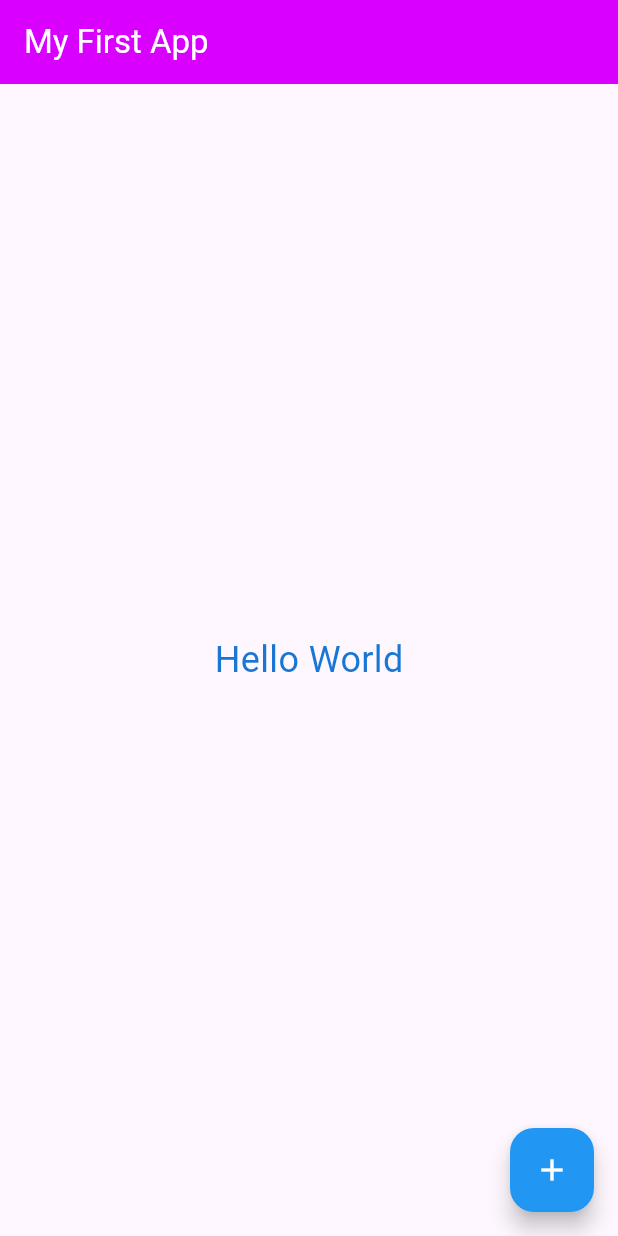
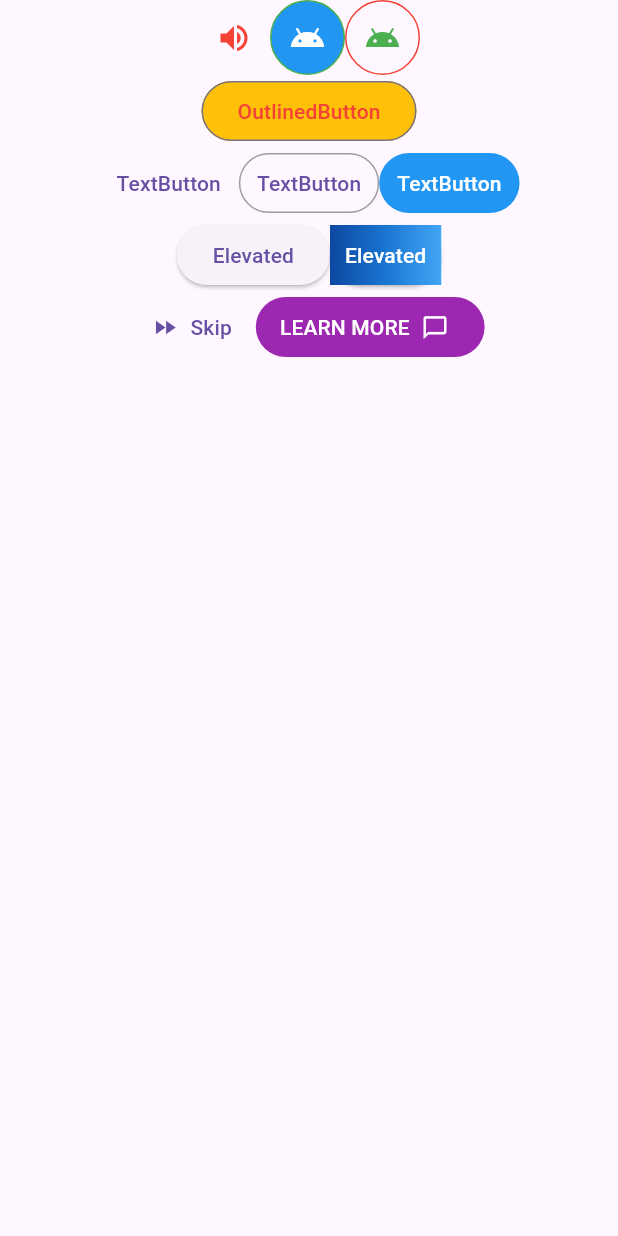
Before and after one commit to 6631501147/flutter_application, a Flutter app: the screen it shows after launch, on a phone screen of 412 x 824 dp. Run offline on Flutter 3.47's test engine with Material 3 defaults, Android fonts, the phone set to English and light mode, and no system bars.

Commit message:
buttonexample

```diff
--- a/lib/main.dart
+++ b/lib/main.dart
@@ -1,20 +1,8 @@
 import 'package:flutter/material.dart';
-
+import 'week06/button_demo.dart';
 void main(){
   runApp(MaterialApp(
-  home: Scaffold(
-    appBar: AppBar(title: Text('My First App',style:TextStyle(color: Colors.white),),
-    backgroundColor:Color.fromARGB(255, 217, 0, 255),
-    ),
-    body: Center(
-      child: Text('Hello World',
-    style: TextStyle(fontSize: 24, color: Colors.blue[700]),
-    ),
-    ),
-    floatingActionButton: FloatingActionButton(onPressed: null,
-    backgroundColor: Colors.blue,
-    child: Icon(Icons.add,color: Colors.white),
-    ),
+  home: ButtonDemo(),
   ),
-  ));
+  );
 }
--- /dev/null
+++ b/lib/week06/button_demo.dart
@@ -0,0 +1,146 @@
+import 'package:flutter/material.dart';
+
+class ButtonDemo extends StatelessWidget {
+  const ButtonDemo({super.key});
+
+  @override
+  Widget build(BuildContext context) {
+    return Scaffold(
+      body: SafeArea(
+        child: Column(
+          children: [
+            // 🔹 First OverflowBar - Icon Buttons
+            OverflowBar(
+              alignment: MainAxisAlignment.center,
+              children: [
+                IconButton(
+                  onPressed: () {
+                    debugPrint('icon button');
+                  },
+                  icon: const Icon(Icons.volume_up, color: Colors.red),
+                ),
+                Ink(
+                  decoration: const ShapeDecoration(
+                    shape: CircleBorder(
+                      side: BorderSide(color: Colors.green),
+                    ),
+                    color: Colors.blue,
+                  ),
+                  child: IconButton(
+                    onPressed: () {},
+                    icon: const Icon(Icons.android, color: Colors.white),
+                  ),
+                ),
+                Ink(
+                  decoration: const ShapeDecoration(
+                    shape: CircleBorder(
+                      side: BorderSide(color: Colors.red),
+                    ),
+                  ),
+                  child: IconButton(
+                    onPressed: () {},
+                    icon: const Icon(Icons.android, color: Colors.green),
+                  ),
+                ),
+              ],
+            ),
+
+            // 🔹 Second OverflowBar - Outlined Button
+            OverflowBar(
+              children: [
+                OutlinedButton(
+                  onPressed: () {},
+                  style: OutlinedButton.styleFrom(
+                    foregroundColor: Colors.red,
+                    backgroundColor: Colors.amber,
+                    shape: const RoundedRectangleBorder(
+                      borderRadius: BorderRadius.all(Radius.circular(80)),
+                    ),
+                  ),
+                  child: const Text('OutlinedButton'),
+                ),
+              ],
+            ),
+
+            // 🔹 Third OverflowBar - Text Buttons
+            OverflowBar(
+              children: [
+                TextButton(
+                  onPressed: () {},
+                  child: const Text('TextButton'),
+                ),
+                TextButton(
+                  onPressed: () {},
+                  style: TextButton.styleFrom(
+                    side: const BorderSide(color: Colors.grey, width: 1),
+                  ),
+                  child: const Text('TextButton'),
+                ),
+                TextButton(
+                  onPressed: () {},
+                  style: TextButton.styleFrom(
+                    foregroundColor: Colors.white,
+                    backgroundColor: Colors.blue,
+                  ),
+                  child: const Text('TextButton'),
+                ),
+              ],
+            ),
+
+            // 🔹 Fourth OverflowBar - Elevated Buttons
+            OverflowBar(
+              children: [
+                ElevatedButton(
+                  onPressed: () {},
+                  child: const Text('Elevated'),
+                ),
+                ElevatedButton(
+                  onPressed: () {},
+                  style: ElevatedButton.styleFrom(
+                    padding: const EdgeInsets.all(0.0),
+                  ),
+                  child: Container(
+                    decoration: const BoxDecoration(
+                      gradient: LinearGradient(
+                        colors: <Color>[
+                          Color(0xFF0D47A1),
+                          Color(0xFF1976D2),
+                          Color(0xFF42A5F5),
+                        ],
+                      ),
+                    ),
+                    padding: const EdgeInsets.all(10.0),
+                    child: const Text(
+                      'Elevated',
+                      style: TextStyle(color: Colors.white),
+                    ),
+                  ),
+                ),
+              ],
+            ),
+            OverflowBar(
+              alignment: MainAxisAlignment.center,
+              children:[
+                 TextButton.icon(
+          onPressed: () {},
+          icon: const Icon(Icons.fast_forward),
+          label: const Text('Skip'),
+        ),
+FilledButton.icon(
+          onPressed: () {},
+          icon: const Icon(Icons.chat_bubble_outline),
+          iconAlignment: IconAlignment.end,
+          label: const Text('LEARN MORE'),
+          style: ElevatedButton.styleFrom(
+            backgroundColor: Colors.purple,
+          ),
+        ),
+
+              ],
+            ),
+          ],
+        ),
+      ),
+    );
+  }
+}
```
